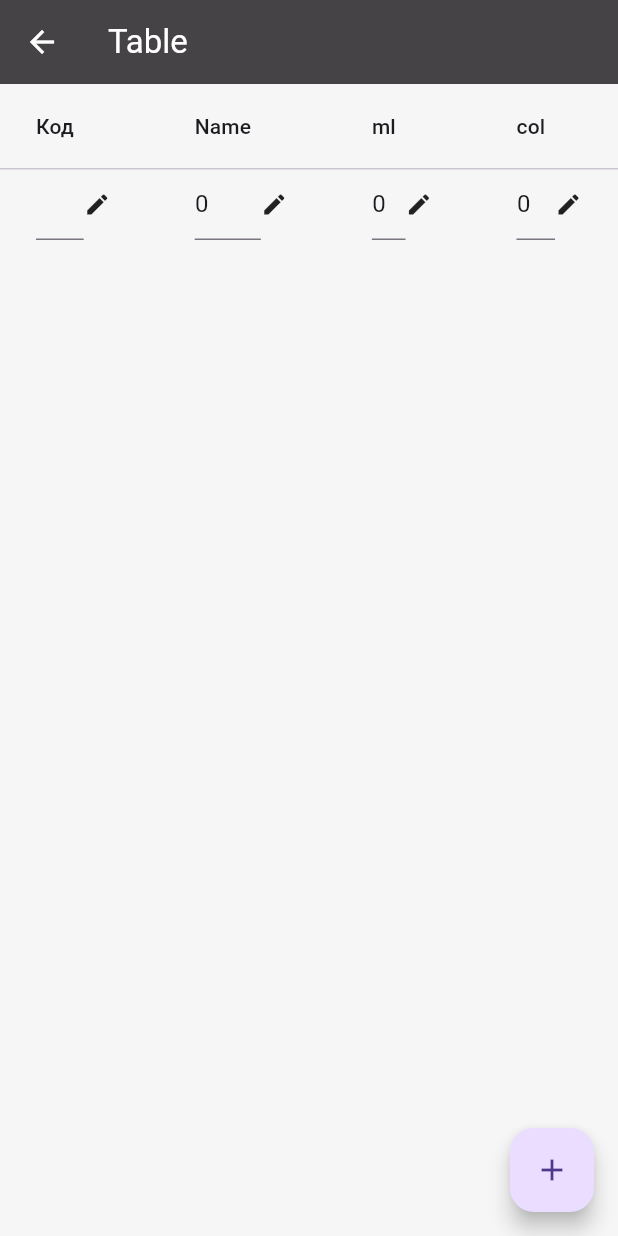
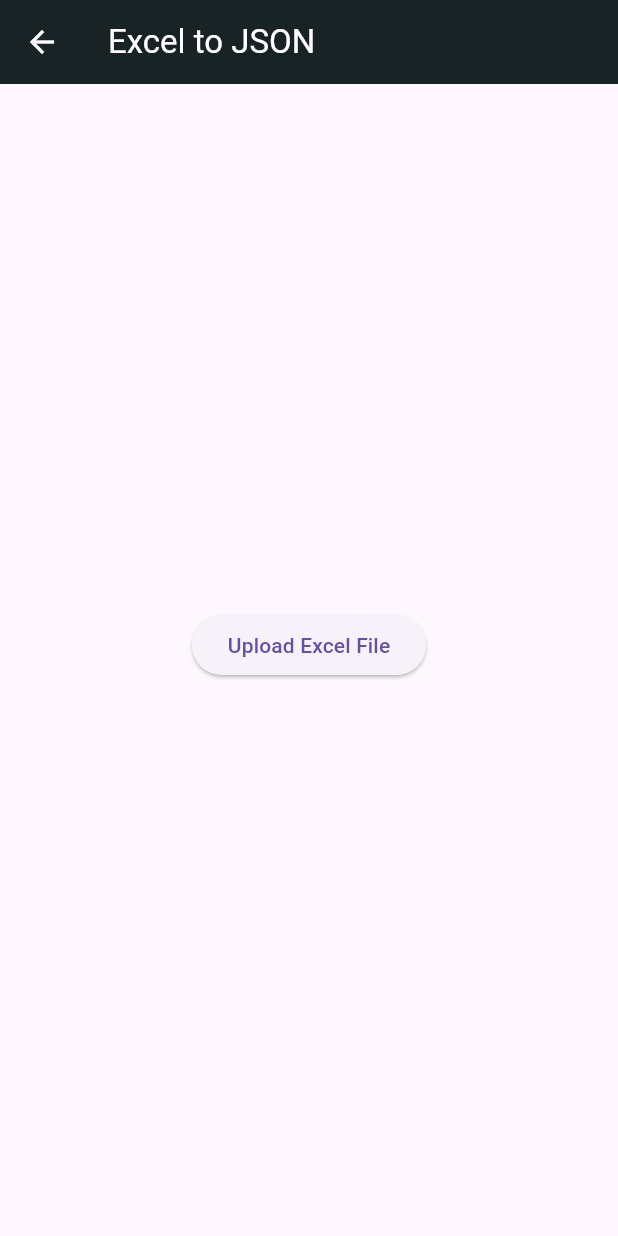
Before and after one commit to gizo333/zakupka, a Flutter app: the screen it shows once a user with an empty profile is signed in, after a tap on "Стоп-Минимум", on a phone screen of 412 x 824 dp. Run offline on Flutter 3.47's test engine with Material 2 defaults, Android fonts, the phone set to English and light mode, and no system bars; our stand-ins replace cloud_firestore, email_validator, file_picker, firebase_auth, firebase_core; missing offline and left inert: excel; accounts and stored records are empty.

Commit message:
working excel to json2

```diff
--- a/lib/main.dart
+++ b/lib/main.dart
@@ -8,7 +8,7 @@ import 'package:new_flut_proj/theme/app_bar.dart';
 import '/pages/account_screen.dart';
 import '/pages/home_screen.dart';
 import '/pages/login_screen.dart';
-import '/pages/signup_screen.dart';
+import 'package:new_flut_proj/register/sign_up_screen.dart';
 import '/pages/verify_email_screen.dart';
 import '/services/firebase_streem.dart';
 import '/pages/invent.dart';
@@ -41,7 +41,7 @@ class MyApp extends StatelessWidget {
        ),
 
       routes: {
-        '/': (context) => const FirebaseStream(),
+        '/': (context) => FirebaseStream(),
         '/kabinet': (context) => const Kabinet(),
         '/home': (context) => const HomeScreen(),
         '/invent': (context) => const Invent(),
@@ -49,8 +49,8 @@ class MyApp extends StatelessWidget {
         '/login': (context) => const LoginScreen(),
         '/signup': (context) => SignUpScreen(),
         '/reset_password': (context) => const ResetPasswordScreen(),
-        '/verify_email': (context) => const VerifyEmailScreen(),
-        '/stop_minimum': (context) => StopMinimumPage(),
+        //'/verify_email': (context) => const VerifyEmailScreen(),
+        '/stop_minimum': (context) => ExcelToJsonPage(),
 
       },
       initialRoute: '/',
--- a/lib/pages/account_screen.dart
+++ b/lib/pages/account_screen.dart
@@ -1,6 +1,5 @@
 import 'package:firebase_auth/firebase_auth.dart';
 import 'package:flutter/material.dart';
-import 'signup_screen.dart';
 
 class AccountScreen extends StatefulWidget {
   const AccountScreen({super.key});
--- a/lib/pages/stop_minimum.dart
+++ b/lib/pages/stop_minimum.dart
@@ -1,216 +1,131 @@
+import 'dart:convert';
+import 'dart:io';
+import 'package:excel/excel.dart';
+import 'package:file_picker/file_picker.dart';
 import 'package:flutter/material.dart';
+import 'package:flutter/services.dart';
+import 'package:cloud_firestore/cloud_firestore.dart';
 
-class PositionClass {
-  late String name;
-  int? hzvalue;
-  int? ml;
-  int? col;
+void main() {
+  runApp(MyApp());
+}
 
-  late TextEditingController nameController;
-  late TextEditingController hzvalueController;
-  late TextEditingController mlController;
-  late TextEditingController colController;
+class MyApp extends StatelessWidget {
+  @override
+  Widget build(BuildContext context) {
+    return MaterialApp(
+      title: 'Excel to JSON',
+      theme: ThemeData(
+        primarySwatch: Colors.blue,
+      ),
+      home: ExcelToJsonPage(),
+    );
+  }
+}
 
-  PositionClass(String name, int hzvalue, int ml, int col) {
-    this.name = name;
-    this.hzvalue = hzvalue;
-    this.ml = ml;
-    this.col = col;
+class ExcelToJsonPage extends StatefulWidget {
+  @override
+  _ExcelToJsonPageState createState() => _ExcelToJsonPageState();
+}
 
-    nameController = TextEditingController(text: name);
-    hzvalueController = TextEditingController(text: hzvalue.toString());
-    mlController = TextEditingController(text: ml.toString());
-    colController = TextEditingController(text: col.toString());
+class _ExcelToJsonPageState extends State<ExcelToJsonPage> {
+  late String _filePath;
+  bool _conversionSuccessful = false;
+
+  Future<void> _uploadExcelFile() async {
+    FilePickerResult? result = await FilePicker.platform.pickFiles(
+      type: FileType.custom,
+      allowedExtensions: ['xls', 'xlsx'],
+    );
+
+    if (result != null) {
+      setState(() {
+        _filePath = result.files.single.path!;
+      });
+
+      String excelData = await convertExcelToJson(_filePath);
+
+      if (excelData.isNotEmpty) {
+        await saveJsonToFirestore(excelData);
+        setState(() {
+          _conversionSuccessful = true;
+        });
+      }
+    }
+  }
+
+  Future<String> convertExcelToJson(String filePath) async {
+    var excel = Excel.decodeBytes(File(filePath).readAsBytesSync());
+
+    var tableNames = excel.tables.keys.toList();
+    var jsonData = {};
+
+    for (var tableName in tableNames) {
+      var table = excel.tables[tableName]!;
+      var rows = table.rows.map((row) {
+        return row.map((cell) => cell.toString()).toList();
+      }).toList();
+      jsonData[tableName] = rows;
+    }
+
+    return json.encode(jsonData);
+  }
+
+  Future<void> saveJsonToFirestore(String jsonData) async {
+    CollectionReference collection =
+    FirebaseFirestore.instance.collection('data');
+    var data = json.decode(jsonData);
+
+    // Convert nested arrays to JSON strings
+    var flattenedData = flattenData(data);
+
+    await collection.add(flattenedData);
+  }
+
+  dynamic flattenData(dynamic data) {
+    if (data is List) {
+      return data.map((item) => flattenData(item)).toList();
+    } else if (data is Map) {
+      Map<String, dynamic> flattenedMap = {};
+      data.forEach((key, value) {
+        if (value is List) {
+          flattenedMap[key] = json.encode(value);
+        } else {
+          flattenedMap[key] = flattenData(value);
+        }
+      });
+      return flattenedMap;
+    } else {
+      return data.toString();
+    }
   }
 
   @override
-  bool operator ==(Object other) =>
-      identical(this, other) ||
-      other is PositionClass &&
-          runtimeType == other.runtimeType &&
-          name == other.name;
-
-  @override
-  int get hashCode => name.hashCode;
-}
-
-
-class StopMinimumPage extends StatefulWidget {
-  const StopMinimumPage({Key? key}) : super(key: key);
-
-  @override
-  State<StopMinimumPage> createState() => _StopMinimumPage();
-}
-
-class _StopMinimumPage extends State<StopMinimumPage> {
-  List<PositionClass> _lists = [];
-  bool _sortAsc = true;
-  int? _sortColumnIndex;
-
-  int compareNumeric(bool ascending, int value1, int value2) {
-    if (ascending) {
-      return value1.compareTo(value2);
-    } else {
-      return value2.compareTo(value1);
-    }
-  }
-
-  List<FocusNode> focusNodes = [];
-
-  int compareString(bool ascending, String value1, String value2) =>
-      ascending ? value1.compareTo(value2) : value2.compareTo(value1);
-
-  @override
-  void initState() {
-    super.initState();
-    _lists = [PositionClass('', 0, 0, 0)];
-    focusNodes = List.generate(_lists.length, (index) => FocusNode());
-  }
-
-  @override
-  void dispose() {
-    for (var focusNode in focusNodes) {
-      focusNode.dispose();
-    }
-    for (var position in _lists) {
-      position.nameController.dispose();
-      position.hzvalueController.dispose();
-      position.mlController.dispose();
-      position.colController.dispose();
-    }
-    super.dispose();
-  }
-
-  final defaultState = PositionClass('name', 0, 0, 0);
-
-  @override
   Widget build(BuildContext context) {
-    final columns = ['Код', 'Name', 'ml', 'col'];
-
     return Scaffold(
-      floatingActionButton: FloatingActionButton(
-        onPressed: () {
-          addNewField();
-        },
-        child: Icon(Icons.add),
+      appBar: AppBar(
+        title: Text('Excel to JSON'),
       ),
-      appBar: AppBar(
-        title: const Text(
-          'Table',
-          style: TextStyle(color: Colors.white),
-        ),
-        backgroundColor: const Color.fromARGB(186, 0, 0, 0),
-      ),
-      body: SizedBox.expand(
-        child: Container(
-          color: Color.fromARGB(255, 246, 246, 246),
-          child: SingleChildScrollView(
-            child: DataTable(
-              sortColumnIndex: _sortColumnIndex,
-              sortAscending: _sortAsc,
-              columns: getColumns(columns),
-              rows: createRows(),
+      body: Center(
+        child: Column(
+          mainAxisAlignment: MainAxisAlignment.center,
+          children: [
+            ElevatedButton(
+              onPressed: _uploadExcelFile,
+              child: Text('Upload Excel File'),
             ),
-          ),
+            SizedBox(height: 20.0),
+            if (_conversionSuccessful)
+              Text(
+                'Conversion and saving to Firestore successful!',
+                style: TextStyle(
+                  fontSize: 16.0,
+                  fontWeight: FontWeight.bold,
+                ),
+              ),
+          ],
         ),
       ),
     );
   }
-
-  List<DataColumn> getColumns(List<String> columns) =>
-      columns.map((String column) {
-        return DataColumn(
-          label: Text(column),
-          onSort: onSort,
-        );
-      }).toList();
-
-  void onSort(int? columnIndex, bool ascending) {
-    if (columnIndex == 0) {
-      _lists.sort(
-          (user1, user2) => compareString(ascending, user1.name, user2.name));
-    } else if (columnIndex == 1) {
-      _lists.sort((user1, user2) =>
-          compareNumeric(ascending, user1.hzvalue ?? 0, user2.hzvalue ?? 0));
-    } else if (columnIndex == 2) {
-      _lists.sort((user1, user2) =>
-          compareNumeric(ascending, user1.ml ?? 0, user2.ml ?? 0));
-    } else if (columnIndex == 3) {
-      _lists.sort((user1, user2) =>
-          compareNumeric(ascending, user1.col ?? 0, user2.col ?? 0));
-    }
-    setState(() {
-      _sortColumnIndex = columnIndex;
-      _sortAsc = ascending;
-    });
-  }
-
-  void addNewField() {
-    setState(() {
-      _lists.add(PositionClass('', 0, 0, 0));
-      focusNodes.add(FocusNode());
-    });
-  }
-
-  List<DataRow> createRows() {
-    return _lists.asMap().entries.map((entry) {
-      final position = entry.value;
-      final index = entry.key;
-      final focusNode = focusNodes[index];
-
-      return DataRow(
-        cells: [
-          DataCell(
-            TextFormField(
-              controller: position.nameController,
-              keyboardType: TextInputType.name,
-              onChanged: (val) {
-                setState(() {
-                  position.name = val;
-                });
-              },
-            ),
-            showEditIcon: true,
-          ),
-          DataCell(
-            TextFormField(
-              controller: position.hzvalueController,
-              keyboardType: TextInputType.name,
-              onChanged: (val) {
-                setState(() {
-                  position.hzvalue = int.parse(val);
-                });
-              },
-            ),
-            showEditIcon: true,
-          ),
-          DataCell(
-            TextFormField(
-              controller: position.mlController,
-              keyboardType: TextInputType.name,
-              onChanged: (val) {
-                setState(() {
-                  position.ml = int.parse(val);
-                });
-              },
-            ),
-            showEditIcon: true,
-          ),
-          DataCell(
-            TextFormField(
-              // key: UniqueKey(),
-              controller: position.colController,
-              keyboardType: TextInputType.name,
-              onChanged: (val) {
-                setState(() {
-                  position.col =int.parse(val);
-                });
-              },
-            ),
-            showEditIcon: true,
-          ),
-        ],
-      );
-    }).toList();
-  }
 }
--- a/pubspec.yaml
+++ b/pubspec.yaml
@@ -28,6 +28,11 @@ environment:
 # the latest version available on pub.dev. To see which dependencies have newer
 # versions available, run `flutter pub outdated`.
 dependencies:
+  path:
+  flutter_excel:
+  path_provider:
+  excel:
+  file_picker:
   cloud_firestore:
   firebase_core:
   firebase_auth:
```
Also changed, not shown: lib/pages/verify_email_screen.dart (+11 -3 lines), lib/register/sign_up_form.dart (added, +256 -0 lines), lib/register/sign_up_screen.dart (added, +26 -0 lines), lib/register/validation.dart (added, +9 -0 lines), pubspec.lock, 1 other file.
